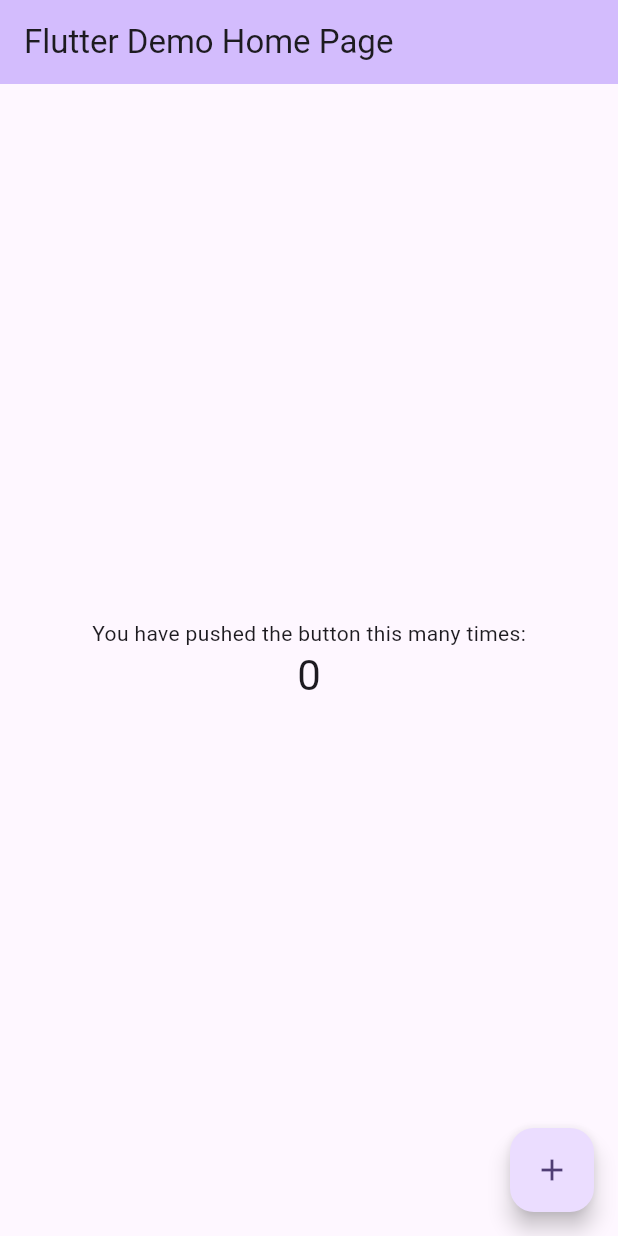
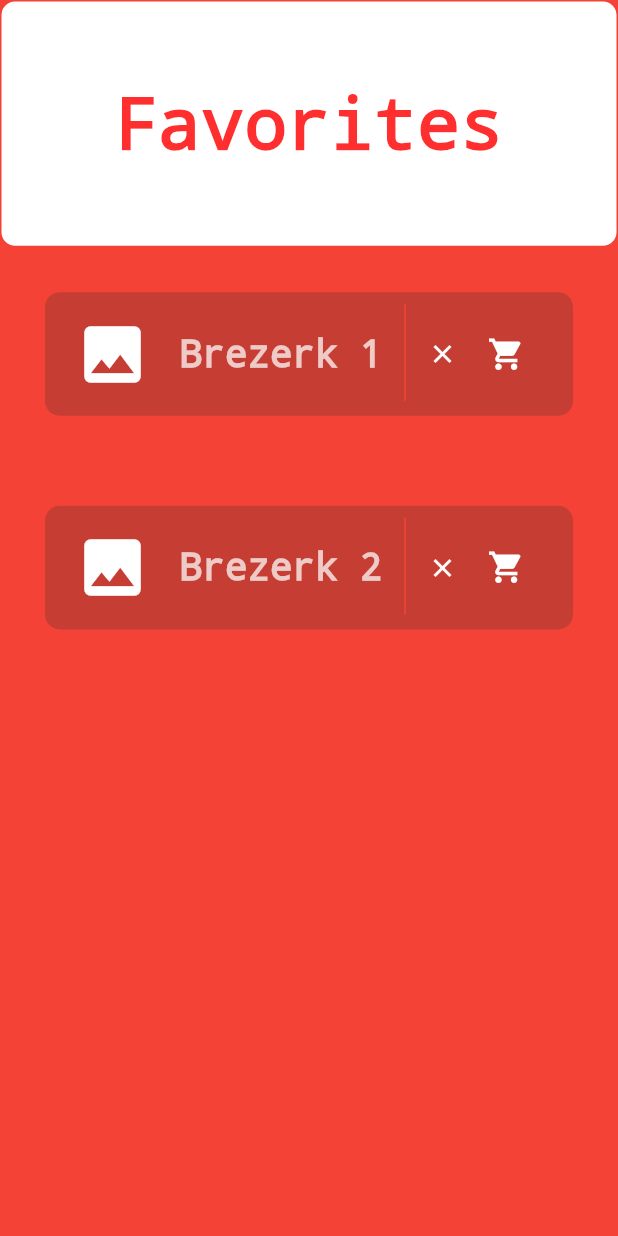
Before and after one commit to XV02/ProyectoMoviles2024-Equipo, a Flutter app: the screen it shows after launch, on a phone screen of 412 x 824 dp. Run offline on Flutter 3.47's test engine with Material 3 defaults, Android fonts, the phone set to English and light mode, and no system bars.

Commit message:
Feature basics

```diff
--- /dev/null
+++ b/lib/Favs/favorites.dart
@@ -0,0 +1,107 @@
+import 'package:flutter/material.dart';
+
+class Favorites extends StatelessWidget {
+  const Favorites({super.key});
+
+  @override
+  Widget build(BuildContext context) {
+    return Container(
+      color: Colors.red,
+      child: Column(
+
+
+        crossAxisAlignment: CrossAxisAlignment.start,
+
+        children: [
+        Container(
+
+          width: MediaQuery.of(context).size.width,
+          height:MediaQuery.of(context).size.height*.20,
+          decoration:  BoxDecoration(
+            border: Border.all(color: Colors.red),
+            color: Colors.white,
+            borderRadius: const BorderRadius.all(
+              Radius.circular(10)
+            )
+
+          ),
+          child: const Center(child: Text('Favorites',style: TextStyle(
+          decoration: TextDecoration.underline,decorationStyle: TextDecorationStyle.dashed, decorationColor: Colors.white),),),
+
+
+
+          ),
+          Container(
+
+          margin: const EdgeInsets.all(30),
+          width: MediaQuery.of(context).size.width,
+          height:MediaQuery.of(context).size.height*.1,
+          decoration: const BoxDecoration(
+
+              borderRadius:  BorderRadius.all(
+              Radius.circular(10)
+              ),
+              color: Color.fromARGB(255, 197, 61, 51),
+          ),
+          child:  Row(children: [
+            Container(margin: const EdgeInsets.only(right: 20,left: 20),child:  const Icon(Icons.photo,color: Colors.white, size: 50,)),
+
+            Container(margin: const EdgeInsets.only(right: 10), child:  const Text('Brezerk 1',  style: TextStyle(fontSize: 25, color:Color.fromARGB(186, 255, 255, 255),
+            decoration: TextDecoration.underline,decorationStyle: TextDecorationStyle.dashed, decorationColor: Color.fromARGB(255, 197, 61, 51)),),),
+            const VerticalDivider(width: 10, indent: 8,endIndent: 10,color: Colors.red,),
+            Container(margin: const EdgeInsets.only(right: 10,left: 10),child:  const Icon(Icons.close ,color: Colors.white, size: 20,)),
+            Container(margin: const EdgeInsets.only(left: 10),child:  const Icon(Icons.shopping_cart ,color: Colors.white, size: 25,)),
+
+            ],)
+            ),
+
+
+            Container(
+
+          margin: const EdgeInsets.all(30),
+          width: MediaQuery.of(context).size.width,
+          height:MediaQuery.of(context).size.height*.1,
+          decoration: const BoxDecoration(
+
+              borderRadius:  BorderRadius.all(
+              Radius.circular(10)
+              ),
+              color: Color.fromARGB(255, 197, 61, 51),
+          ),
+          child:  Row(children: [
+            Container(margin: const EdgeInsets.only(right: 20,left: 20),child:  const Icon(Icons.photo,color: Colors.white, size: 50,)),
+
+            Container(margin: const EdgeInsets.only(right: 10), child:  const Text('Brezerk 2',  style: TextStyle(fontSize: 25, color:Color.fromARGB(186, 255, 255, 255),
+            decoration: TextDecoration.underline,decorationStyle: TextDecorationStyle.dashed, decorationColor: Color.fromARGB(255, 197, 61, 51)),),),
+            const VerticalDivider(width: 10, indent: 8,endIndent: 10,color: Colors.red,),
+            Container(margin: const EdgeInsets.only(right: 10,left: 10),child:  const Icon(Icons.close ,color: Colors.white, size: 20,)),
+            Container(margin: const EdgeInsets.only(left: 10),child:  const Icon(Icons.shopping_cart ,color: Colors.white, size: 25,)),
+
+            ],)
+            ),
+
+
+
+
+
+
+
+
+
+
+
+
+
+
+
+
+
+
+
+
+
+
+      ],),
+    );
+  }
+}
--- a/lib/main.dart
+++ b/lib/main.dart
@@ -1,5 +1,5 @@
 import 'package:flutter/material.dart';
-
+import './Favs/favorites.dart';
 void main() {
   runApp(const MyApp());
 }
@@ -31,7 +31,7 @@ class MyApp extends StatelessWidget {
         colorScheme: ColorScheme.fromSeed(seedColor: Colors.deepPurple),
         useMaterial3: true,
       ),
-      home: const MyHomePage(title: 'Flutter Demo Home Page'),
+      home: Container(child: const Favorites(),),
     );
   }
 }
```
